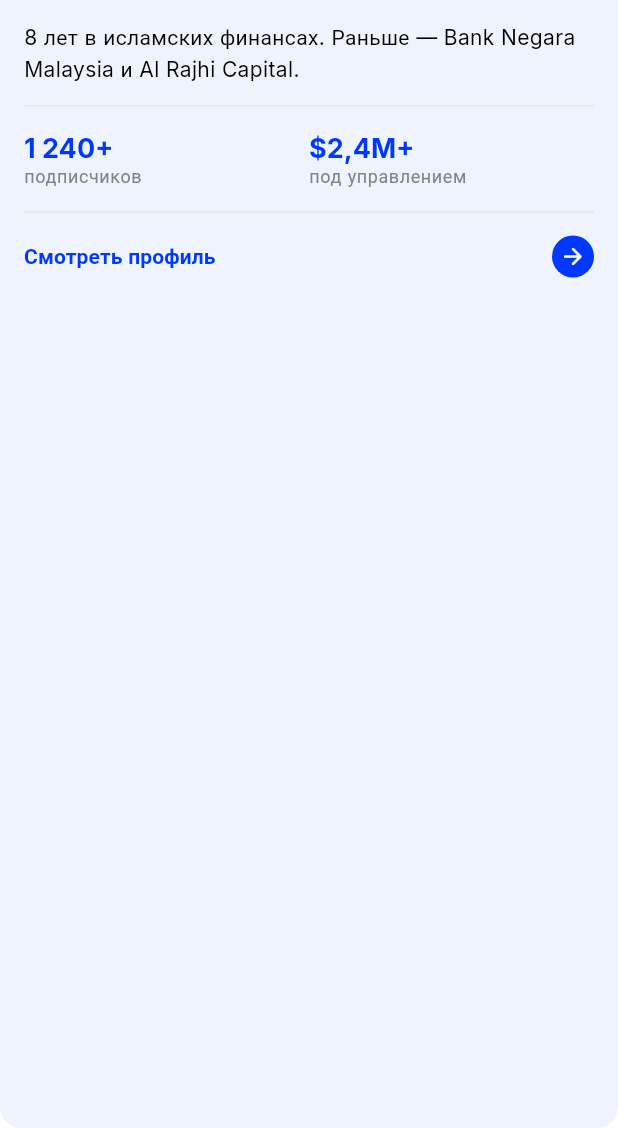
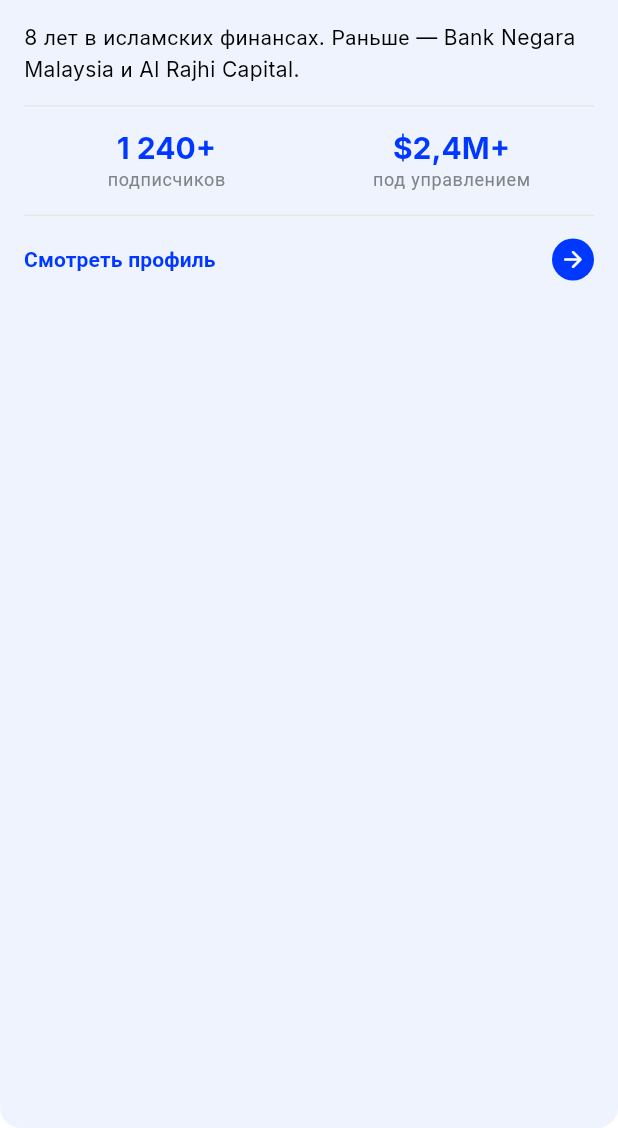
Before and after one commit to sul1aaa/tech_task_paidax2, a Flutter app: the PortfolioAboutCard widget shown alone on an empty page, opened directly, on a phone screen of 412 x 824 dp, the part 108-1236 px from its top. Run offline on Flutter 3.47's test engine with Material 3 defaults, Android fonts, the phone set to English and light mode, and no system bars; our stand-ins replace flutter_bloc, flutter_svg, freezed_annotation, shimmer, video_player; project files that could hold a hidden picture were left out.

Commit message:
refactor: update alignment and styling in PortfolioAboutCard widget for improved layout

```diff
--- a/lib/strategy/presentation/widgets/about_portfolio_card_widget.dart
+++ b/lib/strategy/presentation/widgets/about_portfolio_card_widget.dart
@@ -105,15 +105,14 @@ class PortfolioAboutCard extends StatelessWidget {
 
           // ─── Stats ───────────────────────────────────────────────────
           Row(
-            mainAxisAlignment: MainAxisAlignment.center,
             children: [
               Expanded(
                 child: Column(
-                  crossAxisAlignment: CrossAxisAlignment.start,
+                  crossAxisAlignment: CrossAxisAlignment.center,
                   children: [
                     Text(
                       subscribersCount,
-                      style: theme.headlineSmall?.copyWith(
+                      style: theme.headlineMedium?.copyWith(
                         color: PaidaxColors.primary,
                         fontWeight: FontWeight.w700,
                       ),
@@ -129,11 +128,11 @@ class PortfolioAboutCard extends StatelessWidget {
               ),
               Expanded(
                 child: Column(
-                  crossAxisAlignment: CrossAxisAlignment.start,
+                  crossAxisAlignment: CrossAxisAlignment.center,
                   children: [
                     Text(
                       aum,
-                      style: theme.headlineSmall?.copyWith(
+                      style: theme.headlineMedium?.copyWith(
                         color: PaidaxColors.primary,
                         fontWeight: FontWeight.w700,
                       ),
@@ -149,7 +148,6 @@ class PortfolioAboutCard extends StatelessWidget {
               ),
             ],
           ),
-
           const SizedBox(height: 15),
 
           const Divider(color: PaidaxColors.divider),
```
